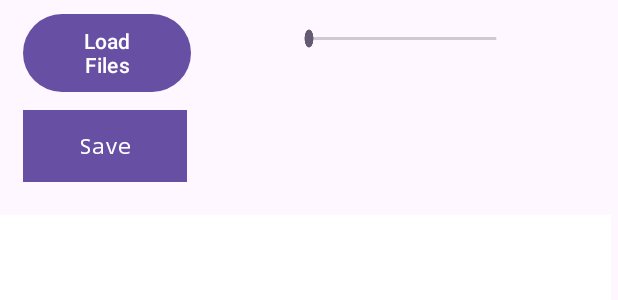
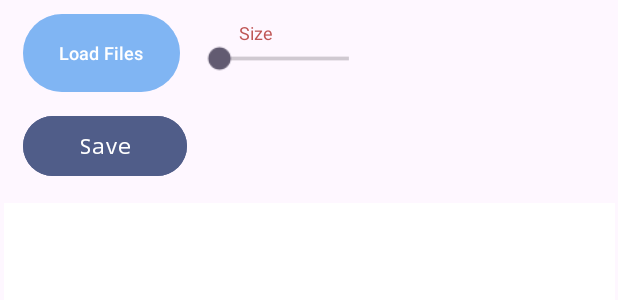
Before and after one commit to FruitAttack/SketchNow, an Android app: the layout fragment_canvas.xml on its own in the app's theme, with its tools: preview values and no code run, on a phone screen of 412 x 824 dp. Shown: the top 300 px of the screen. Run offline under Robolectric (Android 15) with nearby library versions, the phone set to English and light mode, and no system bars.

```diff
--- a/app/src/main/res/layout/fragment_canvas.xml
+++ b/app/src/main/res/layout/fragment_canvas.xml
@@ -2,8 +2,8 @@
 <androidx.constraintlayout.widget.ConstraintLayout xmlns:android="http://schemas.android.com/apk/res/android"
     xmlns:app="http://schemas.android.com/apk/res-auto"
     xmlns:tools="http://schemas.android.com/tools"
-    android:layout_width="match_parent"
-    android:layout_height="match_parent">
+    android:layout_width="wrap_content"
+    android:layout_height="wrap_content">
 
     <!-- Drawing Canvas View -->
 
@@ -15,6 +15,7 @@
         android:layout_height="130dp"
         android:layout_marginStart="5dp"
         android:layout_marginTop="5dp"
+        android:animateLayoutChanges="true"
         android:orientation="horizontal"
         app:layout_constraintStart_toStartOf="parent"
         app:layout_constraintTop_toTopOf="parent">
@@ -34,13 +35,16 @@
                 android:layout_width="wrap_content"
                 android:layout_height="60dp"
                 android:layout_marginBottom="8dp"
-                android:text="Load Files" />
+                android:backgroundTint="#9567A8F2"
+                android:text="Load Files"
+                android:textAlignment="textStart"
+                android:textSize="12sp" />
 
             <Button
                 android:id="@+id/saveButton"
                 android:layout_width="109dp"
                 android:layout_height="48dp"
-                android:background="#FFFFFF"
+                android:backgroundTint="#505D89"
                 android:fontFamily="monospace"
                 android:text="Save"
                 android:textAlignment="center"
@@ -50,17 +54,41 @@
 
         </LinearLayout>
 
+        <LinearLayout
+            android:id="@+id/sizeOptionsLayout"
+            android:layout_width="116dp"
+            android:layout_height="wrap_content"
+            android:layerType="none"
+            android:layoutDirection="ltr"
+            android:orientation="vertical">
+
+            <TextView
+                android:id="@+id/sizeLabel"
+                android:layout_width="85dp"
+                android:layout_height="wrap_content"
+                android:layout_weight="1"
+                android:paddingTop="8dp"
+                android:text="Size"
+                android:textAlignment="center"
+                android:textColor="#BF5555"
+                android:textSize="12sp" />
+
             <SeekBar
                 android:id="@+id/seekBar"
-            android:layout_width="215dp"
-            android:layout_height="42dp"
+                android:layout_width="111dp"
+                android:layout_height="wrap_content"
+                android:layout_marginBottom="16dp"
                 android:layout_weight="1"
                 android:clickable="true"
                 android:contextClickable="true"
                 android:indeterminate="false"
                 android:max="50"
+                android:paddingStart="26dp"
                 android:progress="0"
-            android:scaleX="0.5" />
+                android:progressTint="#35889E"
+                android:scaleX="1.25"
+                android:scaleY="1.25" />
+        </LinearLayout>
 
     </LinearLayout>
 
@@ -74,7 +102,9 @@
         android:background="@android:color/white"
         app:layout_constraintBottom_toBottomOf="parent"
         app:layout_constraintEnd_toEndOf="parent"
+        app:layout_constraintHorizontal_bias="0.272"
         app:layout_constraintStart_toStartOf="parent"
-        app:layout_constraintTop_toBottomOf="@+id/linearLayout" />
+        app:layout_constraintTop_toBottomOf="@+id/linearLayout"
+        app:layout_constraintVertical_bias="0.0" />
 
 </androidx.constraintlayout.widget.ConstraintLayout>
```
Also changed, not shown: app/src/main/res/layout/fragment_file_menu.xml (added, +67 -0 lines), app/src/main/res/layout/fragment_item_filemenu.xml (added, +57 -0 lines), app/src/main/res/font/archivo_light.ttf (added). Lines whose indentation alone changed are shown as unchanged.
